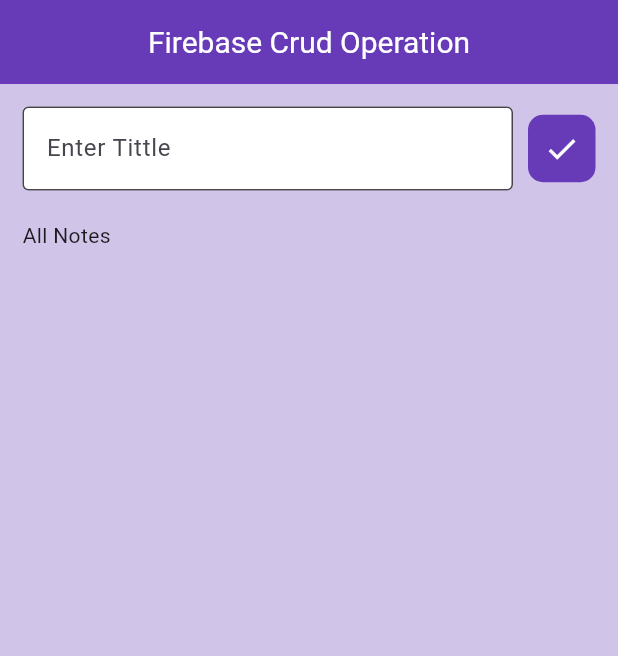
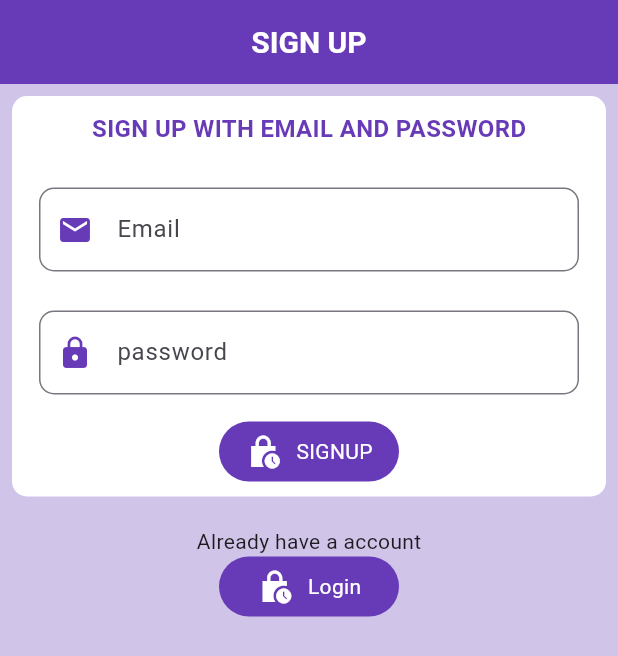
Before and after one commit to mallasmustafa/firebase-crud-operation-using-Flutter-Getxx, a Flutter app: the screen it shows after launch, on a phone screen of 412 x 824 dp. Shown: the top 656 px of the screen. Run offline on Flutter 3.47's test engine with Material 3 defaults, Android fonts, the phone set to English and light mode, and no system bars; our stand-ins replace cloud_firestore, firebase_auth, firebase_core, get; accounts and stored records are empty.

Commit message:
firebase auth add

```diff
--- /dev/null
+++ b/lib/controllers/auth_controller.dart
@@ -0,0 +1,55 @@
+import 'package:firebase_auth/firebase_auth.dart';
+import 'package:firebase_crud/pages/home_page.dart';
+import 'package:flutter/material.dart';
+import 'package:get/get.dart';
+
+class AuthController extends GetxController {
+  TextEditingController emailController = TextEditingController();
+  TextEditingController passwordController = TextEditingController();
+  final auth = FirebaseAuth.instance;
+  RxBool isLoading = false.obs;
+  Future<void> signUpWithEmailAndPassword() async {
+    isLoading.value = true;
+    try {
+      await auth.createUserWithEmailAndPassword(
+        email: emailController.text,
+        password: passwordController.text,
+      );
+      isLoading.value = false;
+      Get.to(HomePage());
+    } on FirebaseAuthException catch (e) {
+      if (e.code == "weak-password") {
+        Get.snackbar("Weak Password", "This password is to weak");
+      }
+     else if (e.code == "email-already-in-use") {
+        Get.snackbar("🤦‍♀️Invalid email", "This email is already in register");
+      }
+    } catch (e) {
+      Get.snackbar("Wrong", e.toString());
+    }
+    isLoading.value = false;
+  }
+
+  Future<void> loginWithEmailAndPassword(String email, String password) async {
+    isLoading.value = true;
+    try {
+      await auth.signInWithEmailAndPassword(email: email, password: password);
+      isLoading.value = false;
+      // Get.offAll(HomePage());
+    } on FirebaseAuthException catch (error) {
+      print("Login Error code: ${error.code}");
+      if (error.code == 'user-not-found') {
+        Get.snackbar("Login Failed", "No user registered for this email");
+      } else if (error.code == 'wrong-password') {
+        print("Wrong password");
+        Get.snackbar("Login Failed", "Please enter the correct password");
+      } else {
+        print("Other login error occurred: ${error.message}");
+        // Handle other error cases if needed
+      }
+    } catch (e) {
+      Get.snackbar("Wrong", e.toString());
+    }
+    isLoading.value = false;
+  }
+}
--- a/lib/main.dart
+++ b/lib/main.dart
@@ -1,6 +1,6 @@
 import 'package:firebase_core/firebase_core.dart';
 import 'package:firebase_crud/firebase_options.dart';
-import 'package:firebase_crud/pages/home_page.dart';
+import 'package:firebase_crud/pages/sign_up_page.dart';
 import 'package:flutter/material.dart';
 import 'package:get/get.dart';
 
@@ -24,6 +24,6 @@ class MyApp extends StatelessWidget {
           colorScheme: ColorScheme.fromSeed(seedColor: Colors.deepPurple),
           useMaterial3: true,
         ),
-        home: HomePage());
+        home: SignUpPage());
   }
 }
--- a/lib/pages/home_page.dart
+++ b/lib/pages/home_page.dart
@@ -1,4 +1,4 @@
-import 'package:firebase_crud/todo_controller.dart';
+import 'package:firebase_crud/controllers/todo_controller.dart';
 import 'package:flutter/material.dart';
 import 'package:get/get.dart';
 
@@ -11,6 +11,7 @@ class HomePage extends StatelessWidget {
     return Scaffold(
       backgroundColor: Colors.deepPurple.shade100,
       appBar: AppBar(
+        automaticallyImplyLeading: false,
         title: const Text(
           "Firebase Crud Operation",
           style: TextStyle(fontSize: 20, color: Colors.white),
--- /dev/null
+++ b/lib/pages/sign_up_page.dart
@@ -0,0 +1,151 @@
+import 'package:firebase_crud/controllers/auth_controller.dart';
+import 'package:firebase_crud/pages/login_page.dart';
+import 'package:flutter/material.dart';
+import 'package:get/get.dart';
+
+class SignUpPage extends StatelessWidget {
+  const SignUpPage({super.key});
+
+  @override
+  Widget build(BuildContext context) {
+    AuthController authController = Get.put(AuthController());
+    return Scaffold(
+
+        backgroundColor: Colors.deepPurple.shade100,
+      appBar: AppBar(
+        automaticallyImplyLeading: false,
+        backgroundColor: Colors.deepPurple,
+        title: const Text(
+          "SIGN UP",
+          style: TextStyle(
+            fontSize: 20,
+            fontWeight: FontWeight.bold,
+            color: Colors.white,
+          ),
+        ),
+        centerTitle: true,
+      ),
+
+        body: Padding(
+          padding: const EdgeInsets.all(8.0),
+          child: SingleChildScrollView(
+            child: Column(
+              children: [
+                Container(
+                  padding: EdgeInsets.all(10),
+                  decoration: BoxDecoration(
+                      borderRadius: BorderRadius.circular(10),
+                      color: Colors.white),
+                  child: Column(
+                      mainAxisAlignment: MainAxisAlignment.center,
+                      children: [
+                        const Text(
+                          "SIGN UP WITH EMAIL AND PASSWORD",
+                          style: TextStyle(
+                            fontSize: 16,
+                            color: Colors.deepPurple,
+                            fontWeight: FontWeight.bold,
+                          ),
+                        ),
+                        const SizedBox(height: 20),
+                        Padding(
+                          padding: const EdgeInsets.all(8.0),
+                          child: TextField(
+                            controller: authController.emailController,
+                            decoration: InputDecoration(
+                              prefixIcon: const Icon(
+                                Icons.email,
+                                color: Colors.deepPurple,
+                              ),
+                              hintText: "Email",
+                              border: OutlineInputBorder(
+                                borderRadius: BorderRadius.circular(10),
+                              ),
+                            ),
+                          ),
+                        ),
+                        const SizedBox(height: 10),
+                        Padding(
+                          padding: const EdgeInsets.all(8.0),
+                          child: TextField(
+                            controller: authController.passwordController,
+                            decoration: InputDecoration(
+                              prefixIcon: const Icon(
+                                Icons.lock,
+                                color: Colors.deepPurple,
+                              ),
+                              hintText: "password",
+                              border: OutlineInputBorder(
+                                borderRadius: BorderRadius.circular(10),
+                              ),
+                            ),
+                          ),
+                        ),
+                        const SizedBox(height: 10),
+                        Obx(() => authController.isLoading.value
+                            ? const CircularProgressIndicator()
+                            : InkWell(
+                                onTap: () async {
+                                  authController.signUpWithEmailAndPassword();
+                                },
+                                child: Container(
+                                  height: 40,
+                                  width: 120,
+                                  decoration: BoxDecoration(
+                                    borderRadius: BorderRadius.circular(20),
+                                    color: Colors.deepPurple,
+                                  ),
+                                  child: const Row(
+                                    mainAxisAlignment: MainAxisAlignment.center,
+                                    children: [
+                                      Icon(
+                                        Icons.lock_clock_sharp,
+                                        color: Colors.white,
+                                      ),
+                                      SizedBox(width: 10),
+                                      Text(
+                                        "SIGNUP",
+                                        style: TextStyle(color: Colors.white),
+                                      ),
+                                    ],
+                                  ),
+                                ),
+                              ))
+                      ]),
+                ),
+                const SizedBox(height: 20),
+                Text("Already have a account"),
+                InkWell(
+                  onTap: () {
+                    Get.to(LoginPage());
+                  },
+                  child: Container(
+                    height: 40,
+                    width: 120,
+                    decoration: BoxDecoration(
+                      borderRadius: BorderRadius.circular(20),
+                      color: Colors.deepPurple,
+                    ),
+                    child: const Row(
+                      mainAxisAlignment: MainAxisAlignment.center,
+                      children: [
+                        Icon(
+                          Icons.lock_clock_sharp,
+                          color: Colors.white,
+                        ),
+                        SizedBox(width: 10),
+                        Text(
+                          "Login",
+                          style: TextStyle(color: Colors.white),
+                        ),
+                      ],
+                    ),
+                  ),
+                ),
+              ],
+            ),
+          ),
+        ),
+    );
+  }
+}
--- a/pubspec.yaml
+++ b/pubspec.yaml
@@ -39,6 +39,7 @@ dependencies:
   cloud_firestore: ^4.13.6
   get: ^4.6.6
   uuid: ^4.2.2
+  firebase_auth:
 
 dev_dependencies:
   flutter_test:
```
Also changed, not shown: lib/pages/login_page.dart (added, +152 -0 lines), lib/controllers/todo_controller.dart (renamed from lib/todo_controller.dart), pubspec.lock, 3 other files.
